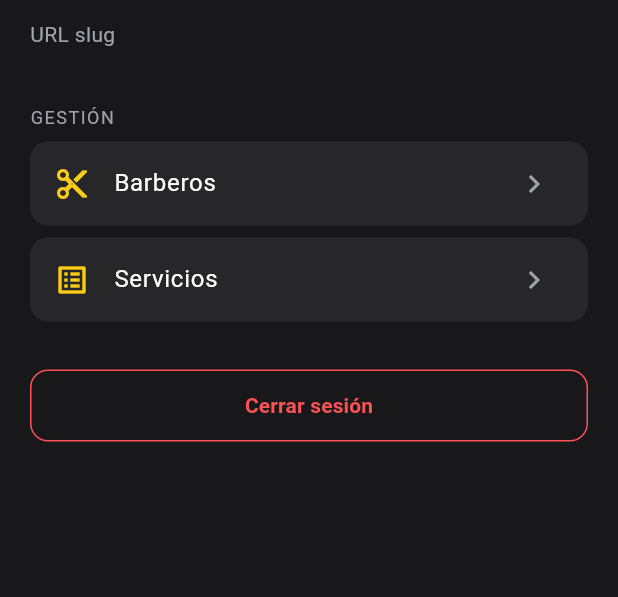
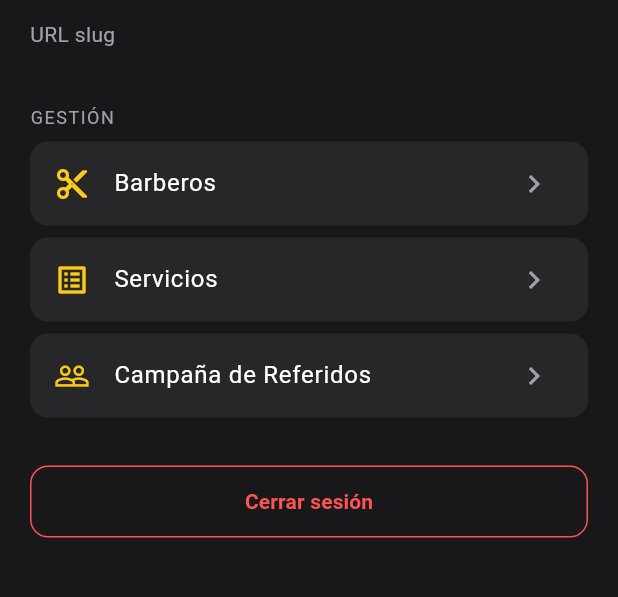
Before and after one commit to sebava1989-bot/capitalhumano-web, a Flutter app: the ConfigScreen screen opened directly with empty values, on a phone screen of 412 x 824 dp, the part 145-742 px from its top. Run offline on Flutter 3.47's test engine with Material 3 defaults, Android fonts, the phone set to English and light mode, and no system bars; our stand-ins replace cloud_firestore, connectivity_plus, file_picker, firebase_auth, firebase_core, firebase_messaging and 13 more; missing offline and left inert: google_mlkit_document_scanner, google_mlkit_text_recognition, pdfx; accounts and stored records are empty.

Commit message:
feat: agregar tile Campaña Referidos en ConfigScreen

```diff
--- a/barberia-saas/barberia_admin/lib/screens/config_screen.dart
+++ b/barberia-saas/barberia_admin/lib/screens/config_screen.dart
@@ -3,6 +3,7 @@ import 'package:supabase_flutter/supabase_flutter.dart';
 import '../services/auth_service.dart';
 import 'barberos_screen.dart';
 import 'servicios_screen.dart';
+import 'campana_referidos_screen.dart';
 import 'login_screen.dart';
 
 class ConfigScreen extends StatefulWidget {
@@ -70,6 +71,16 @@ class _ConfigScreenState extends State<ConfigScreen> {
                     builder: (_) =>
                         ServiciosScreen(barberiaId: widget.barberiaId))),
           ),
+          const SizedBox(height: 8),
+          _NavTile(
+            Icons.people_outline,
+            'Campaña de Referidos',
+            () => Navigator.push(
+                context,
+                MaterialPageRoute(
+                    builder: (_) =>
+                        CampanaReferidosScreen(barberiaId: widget.barberiaId))),
+          ),
           const SizedBox(height: 32),
           SizedBox(
             width: double.infinity,
```
